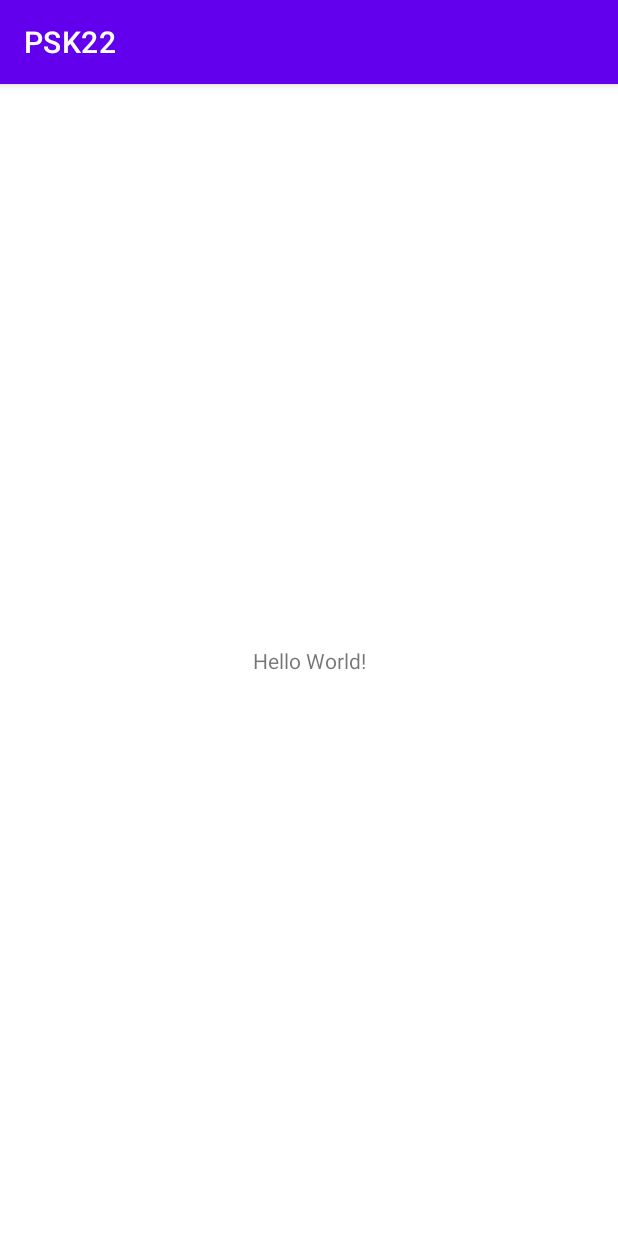
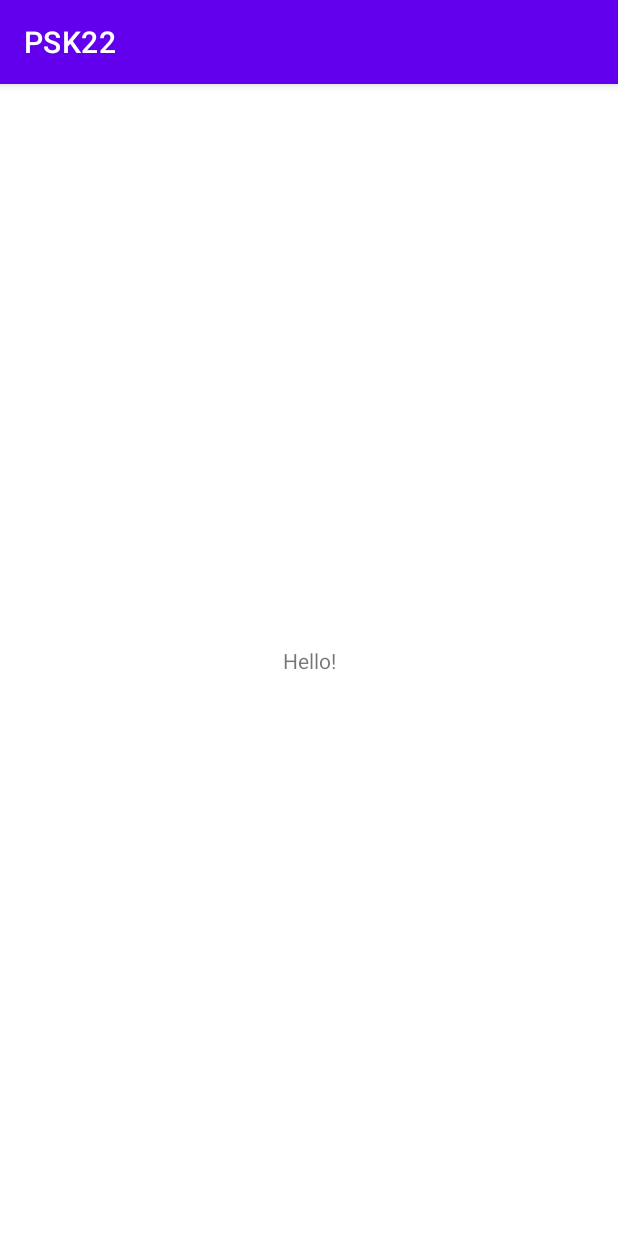
Before and after one commit to DevDedok/PSK222, an Android app: the screen it shows after launch (MainActivity), on a phone screen of 412 x 824 dp. Run offline under Robolectric (Android 15) with nearby library versions, the phone set to English and light mode, and no system bars.

Commit message:
add string res/change greetings text

```diff
--- a/app/src/main/res/layout/activity_main.xml
+++ b/app/src/main/res/layout/activity_main.xml
@@ -9,7 +9,7 @@
     <TextView
         android:layout_width="wrap_content"
         android:layout_height="wrap_content"
-        android:text="Hello World!"
+        android:text="@string/main_greetings"
         app:layout_constraintBottom_toBottomOf="parent"
         app:layout_constraintLeft_toLeftOf="parent"
         app:layout_constraintRight_toRightOf="parent"
--- a/app/src/main/res/values/strings.xml
+++ b/app/src/main/res/values/strings.xml
@@ -1,3 +1,4 @@
 <resources>
     <string name="app_name">PSK22</string>
+    <string name="main_greetings">Hello!</string>
 </resources>
```
